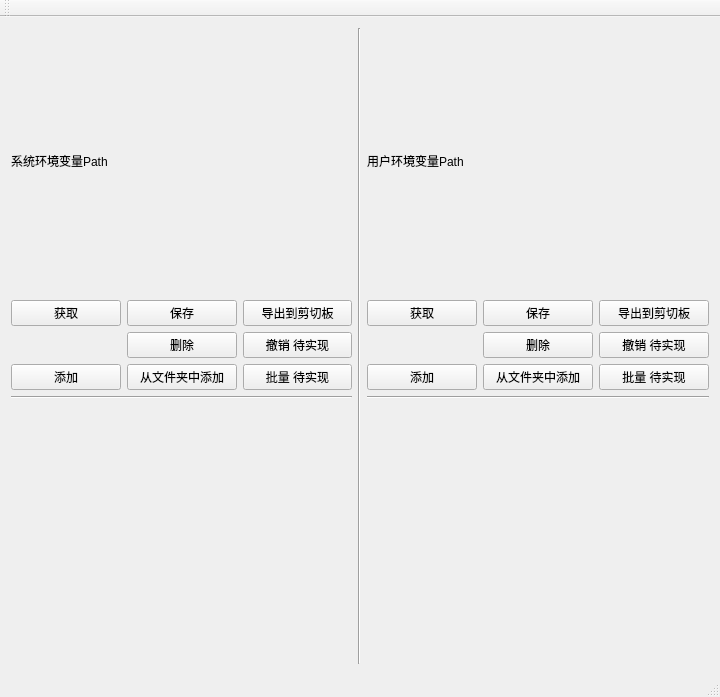
The window that mainwindow.ui (ke260g/PathEditor) describes before a commit, drawn with Qt 5.
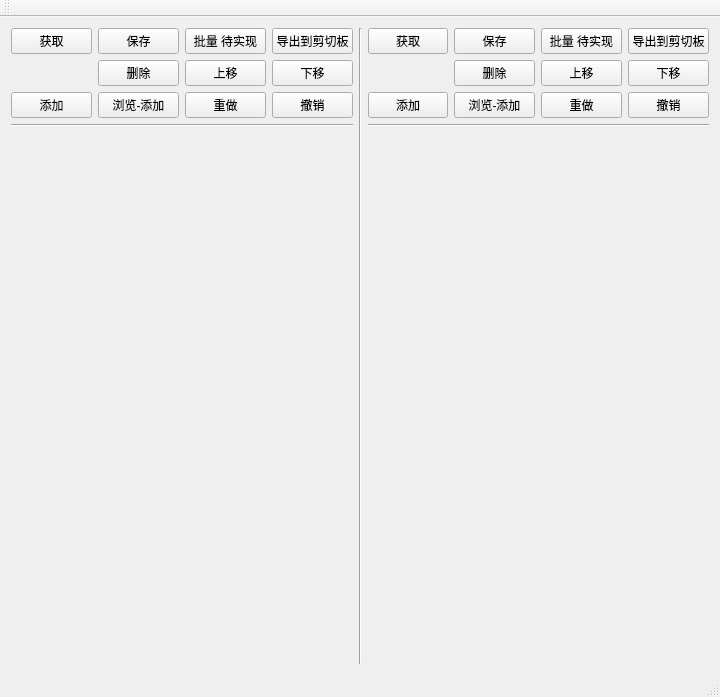
The same window after the commit.

```diff
--- a/mainwindow.ui
+++ b/mainwindow.ui
@@ -20,165 +20,221 @@
      <height>640</height>
     </size>
    </property>
-   <layout class="QVBoxLayout" name="verticalLayout_2">
-    <item>
-     <layout class="QVBoxLayout" name="mVLayout">
-      <item>
-       <layout class="QGridLayout" name="gridLayout">
-        <item row="0" column="3" rowspan="6">
-         <widget class="Line" name="line">
-          <property name="orientation">
-           <enum>Qt::Vertical</enum>
-          </property>
-         </widget>
-        </item>
-        <item row="4" column="0" colspan="3">
-         <widget class="Line" name="line_2">
-          <property name="orientation">
-           <enum>Qt::Horizontal</enum>
-          </property>
-         </widget>
-        </item>
-        <item row="1" column="0">
-         <widget class="QPushButton" name="pushButton_sysGet">
-          <property name="text">
-           <string>获取</string>
-          </property>
-         </widget>
-        </item>
-        <item row="1" column="1">
-         <widget class="QPushButton" name="pushButton_sysSave">
-          <property name="text">
-           <string>保存</string>
-          </property>
-         </widget>
-        </item>
-        <item row="3" column="4">
-         <widget class="QPushButton" name="pushButton_usrAdd">
-          <property name="text">
-           <string>添加</string>
-          </property>
-         </widget>
-        </item>
-        <item row="5" column="0" colspan="3">
-         <layout class="QVBoxLayout" name="sysVLayout"/>
-        </item>
-        <item row="1" column="5">
-         <widget class="QPushButton" name="pushButton_usrSave">
-          <property name="text">
-           <string>保存</string>
-          </property>
-         </widget>
-        </item>
-        <item row="1" column="4">
-         <widget class="QPushButton" name="pushButton_usrGet">
-          <property name="text">
-           <string>获取</string>
-          </property>
-         </widget>
-        </item>
-        <item row="5" column="4" colspan="3">
-         <layout class="QVBoxLayout" name="usrVLayout"/>
-        </item>
-        <item row="0" column="0" colspan="3">
-         <widget class="QLabel" name="label">
-          <property name="text">
-           <string>系统环境变量Path</string>
-          </property>
-         </widget>
-        </item>
-        <item row="0" column="4" colspan="3">
-         <widget class="QLabel" name="label_2">
-          <property name="text">
-           <string>用户环境变量Path</string>
-          </property>
-         </widget>
-        </item>
-        <item row="4" column="4" colspan="3">
-         <widget class="Line" name="line_3">
-          <property name="orientation">
-           <enum>Qt::Horizontal</enum>
-          </property>
-         </widget>
-        </item>
-        <item row="3" column="0">
-         <widget class="QPushButton" name="pushButton_sysAdd">
-          <property name="text">
-           <string>添加</string>
-          </property>
-         </widget>
-        </item>
-        <item row="1" column="2">
-         <widget class="QPushButton" name="pushButton_sysToClipBoard">
-          <property name="text">
-           <string>导出到剪切板</string>
-          </property>
-         </widget>
-        </item>
-        <item row="3" column="2">
-         <widget class="QPushButton" name="pushButton_sysBundle">
-          <property name="text">
-           <string>批量 待实现</string>
-          </property>
-         </widget>
-        </item>
-        <item row="2" column="5">
-         <widget class="QPushButton" name="pushButton_usrDel">
-          <property name="text">
-           <string>删除</string>
-          </property>
-         </widget>
-        </item>
-        <item row="2" column="2">
-         <widget class="QPushButton" name="pushButton_sysUndo">
-          <property name="text">
-           <string>撤销 待实现</string>
-          </property>
-         </widget>
-        </item>
-        <item row="2" column="1">
-         <widget class="QPushButton" name="pushButton_sysDel">
-          <property name="text">
-           <string>删除</string>
-          </property>
-         </widget>
-        </item>
-        <item row="3" column="6">
-         <widget class="QPushButton" name="pushButton_usrBundle">
-          <property name="text">
-           <string>批量 待实现</string>
-          </property>
-         </widget>
-        </item>
-        <item row="2" column="6">
-         <widget class="QPushButton" name="pushButton_usrUndo">
-          <property name="text">
-           <string>撤销 待实现</string>
-          </property>
-         </widget>
-        </item>
-        <item row="1" column="6">
-         <widget class="QPushButton" name="pushButton_usrToClipBoard">
-          <property name="text">
-           <string>导出到剪切板</string>
-          </property>
-         </widget>
-        </item>
-        <item row="3" column="1">
-         <widget class="QPushButton" name="pushButton_sysAddFromDir">
-          <property name="text">
-           <string>从文件夹中添加</string>
-          </property>
-         </widget>
-        </item>
-        <item row="3" column="5">
-         <widget class="QPushButton" name="pushButton_usrAddFromDir">
-          <property name="text">
-           <string>从文件夹中添加</string>
-          </property>
-         </widget>
-        </item>
-       </layout>
+   <layout class="QGridLayout" name="gridLayout_2">
+    <item row="0" column="0">
+     <layout class="QGridLayout" name="gridLayout">
+      <item row="2" column="0">
+       <widget class="QPushButton" name="pushButton_sysAdd">
+        <property name="text">
+         <string>添加</string>
+        </property>
+       </widget>
+      </item>
+      <item row="0" column="2">
+       <widget class="QPushButton" name="pushButton_sysBundle">
+        <property name="text">
+         <string>批量 待实现</string>
+        </property>
+       </widget>
+      </item>
+      <item row="3" column="0" colspan="4">
+       <widget class="Line" name="line_2">
+        <property name="orientation">
+         <enum>Qt::Horizontal</enum>
+        </property>
+       </widget>
+      </item>
+      <item row="2" column="1">
+       <widget class="QPushButton" name="pushButton_sysAddFromDir">
+        <property name="text">
+         <string>浏览-添加</string>
+        </property>
+       </widget>
+      </item>
+      <item row="0" column="5">
+       <widget class="QPushButton" name="pushButton_usrGet">
+        <property name="text">
+         <string>获取</string>
+        </property>
+       </widget>
+      </item>
+      <item row="0" column="8">
+       <widget class="QPushButton" name="pushButton_usrToClipBoard">
+        <property name="text">
+         <string>导出到剪切板</string>
+        </property>
+       </widget>
+      </item>
+      <item row="1" column="6">
+       <widget class="QPushButton" name="pushButton_usrDel">
+        <property name="text">
+         <string>删除</string>
+        </property>
+       </widget>
+      </item>
+      <item row="0" column="7">
+       <widget class="QPushButton" name="pushButton_usrBundle">
+        <property name="text">
+         <string>批量 待实现</string>
+        </property>
+       </widget>
+      </item>
+      <item row="1" column="2">
+       <widget class="QPushButton" name="pushButton_sysMoveUp">
+        <property name="text">
+         <string>上移</string>
+        </property>
+       </widget>
+      </item>
+      <item row="2" column="2">
+       <widget class="QPushButton" name="pushButton_sysRedo">
+        <property name="text">
+         <string>重做</string>
+        </property>
+       </widget>
+      </item>
+      <item row="0" column="1">
+       <widget class="QPushButton" name="pushButton_sysSave">
+        <property name="text">
+         <string>保存</string>
+        </property>
+       </widget>
+      </item>
+      <item row="2" column="3">
+       <widget class="QPushButton" name="pushButton_sysUndo">
+        <property name="text">
+         <string>撤销</string>
+        </property>
+       </widget>
+      </item>
+      <item row="1" column="3">
+       <widget class="QPushButton" name="pushButton_sysMoveDown">
+        <property name="text">
+         <string>下移</string>
+        </property>
+       </widget>
+      </item>
+      <item row="3" column="5" colspan="4">
+       <widget class="Line" name="line_3">
+        <property name="orientation">
+         <enum>Qt::Horizontal</enum>
+        </property>
+       </widget>
+      </item>
+      <item row="0" column="0">
+       <widget class="QPushButton" name="pushButton_sysGet">
+        <property name="text">
+         <string>获取</string>
+        </property>
+       </widget>
+      </item>
+      <item row="0" column="3">
+       <widget class="QPushButton" name="pushButton_sysToClipBoard">
+        <property name="text">
+         <string>导出到剪切板</string>
+        </property>
+       </widget>
+      </item>
+      <item row="0" column="6">
+       <widget class="QPushButton" name="pushButton_usrSave">
+        <property name="text">
+         <string>保存</string>
+        </property>
+       </widget>
+      </item>
+      <item row="1" column="8">
+       <widget class="QPushButton" name="pushButton_usrMoveDown">
+        <property name="text">
+         <string>下移</string>
+        </property>
+       </widget>
+      </item>
+      <item row="1" column="7">
+       <widget class="QPushButton" name="pushButton_usrMoveup">
+        <property name="text">
+         <string>上移</string>
+        </property>
+       </widget>
+      </item>
+      <item row="1" column="1">
+       <widget class="QPushButton" name="pushButton_sysDel">
+        <property name="text">
+         <string>删除</string>
+        </property>
+       </widget>
+      </item>
+      <item row="2" column="6">
+       <widget class="QPushButton" name="pushButton_usrAddFromDir">
+        <property name="text">
+         <string>浏览-添加</string>
+        </property>
+       </widget>
+      </item>
+      <item row="2" column="5">
+       <widget class="QPushButton" name="pushButton_usrAdd">
+        <property name="text">
+         <string>添加</string>
+        </property>
+       </widget>
+      </item>
+      <item row="2" column="7">
+       <widget class="QPushButton" name="pushButton_usrRedo">
+        <property name="text">
+         <string>重做</string>
+        </property>
+       </widget>
+      </item>
+      <item row="2" column="8">
+       <widget class="QPushButton" name="pushButton_usrUndo">
+        <property name="text">
+         <string>撤销</string>
+        </property>
+       </widget>
+      </item>
+      <item row="0" column="4" rowspan="6">
+       <widget class="Line" name="line">
+        <property name="orientation">
+         <enum>Qt::Vertical</enum>
+        </property>
+       </widget>
+      </item>
+      <item row="4" column="0" colspan="4">
+       <widget class="QWidget" name="sysPathList" native="true"/>
+      </item>
+      <item row="5" column="5" colspan="4">
+       <widget class="QLabel" name="usrLogBar">
+        <property name="enabled">
+         <bool>true</bool>
+        </property>
+        <property name="text">
+         <string/>
+        </property>
+        <property name="textFormat">
+         <enum>Qt::RichText</enum>
+        </property>
+        <property name="textInteractionFlags">
+         <set>Qt::LinksAccessibleByMouse|Qt::TextSelectableByMouse</set>
+        </property>
+       </widget>
+      </item>
+      <item row="4" column="5" colspan="4">
+       <widget class="QWidget" name="usrPathList" native="true"/>
+      </item>
+      <item row="5" column="0" colspan="4">
+       <widget class="QLabel" name="sysLogBar">
+        <property name="text">
+         <string/>
+        </property>
+        <property name="textFormat">
+         <enum>Qt::RichText</enum>
+        </property>
+        <property name="scaledContents">
+         <bool>true</bool>
+        </property>
+        <property name="textInteractionFlags">
+         <set>Qt::LinksAccessibleByMouse|Qt::TextSelectableByMouse</set>
+        </property>
+       </widget>
       </item>
      </layout>
     </item>
```
